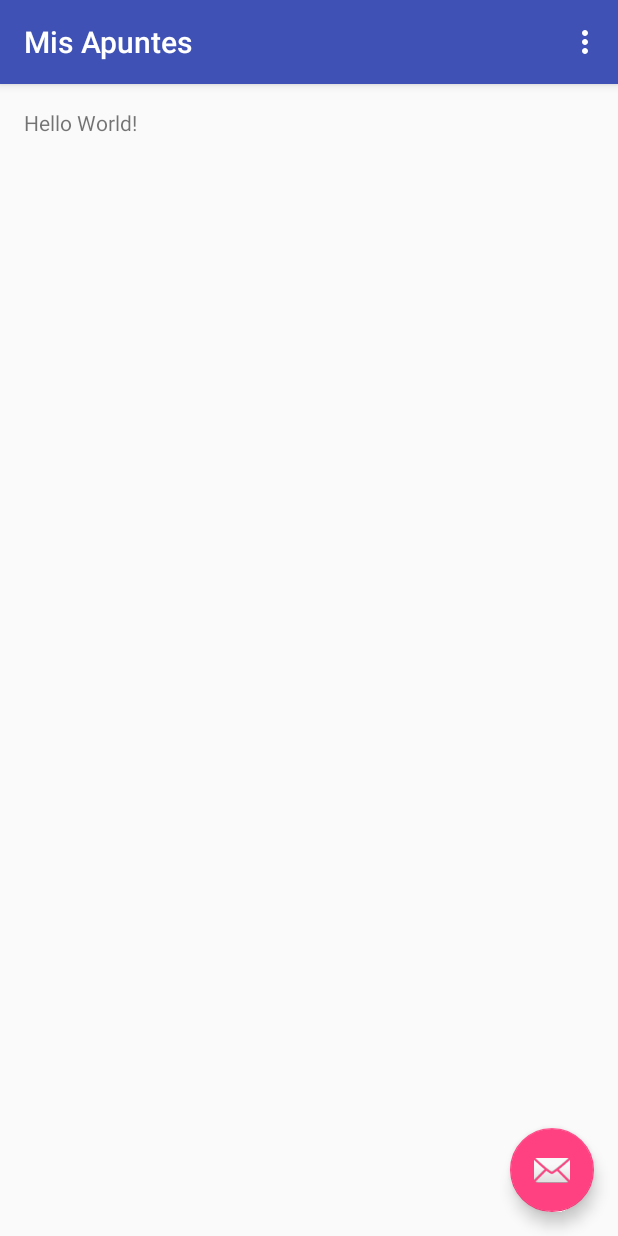
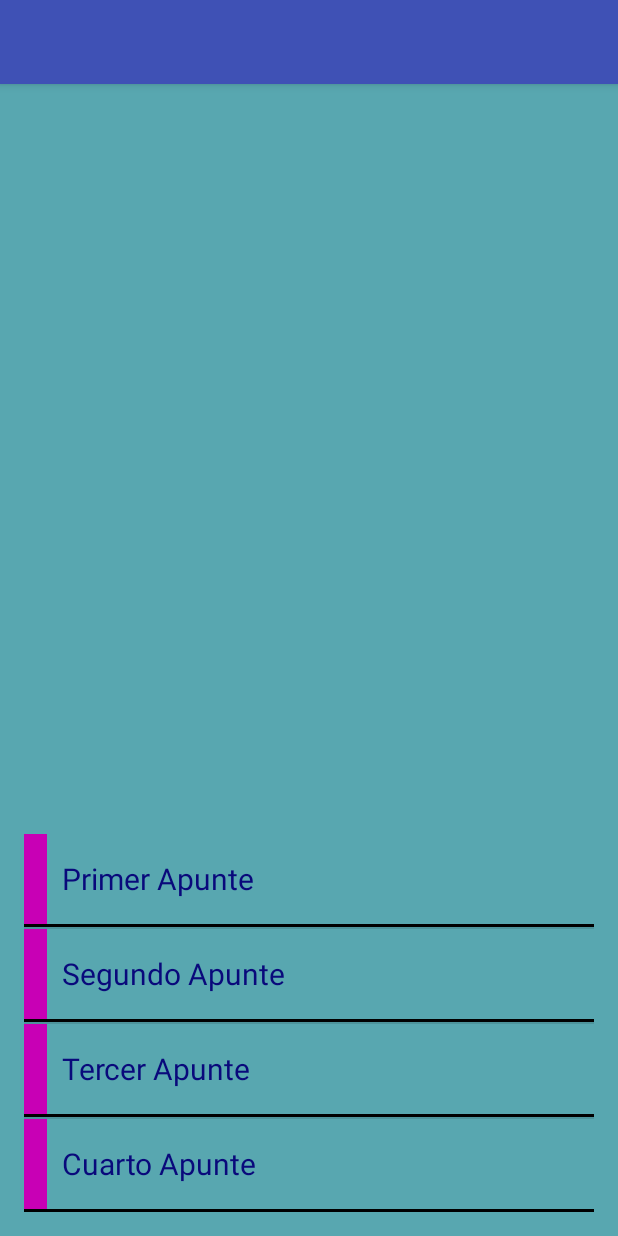
Before and after one commit to Diegobalay1/MisApuntes, an Android app: the screen it shows after launch (ApuntesActivity), on a phone screen of 412 x 824 dp. Run offline under Robolectric (Android 15) with nearby library versions, the phone set to English and light mode, and no system bars.

Commit message:
Añadido un ListView con colores personalizados, aunque esto cambiará...

```diff
--- a/app/src/main/java/es/diego3l/misapuntes/ApuntesActivity.java
+++ b/app/src/main/java/es/diego3l/misapuntes/ApuntesActivity.java
@@ -8,24 +8,27 @@ import android.support.v7.widget.Toolbar;
 import android.view.View;
 import android.view.Menu;
 import android.view.MenuItem;
+import android.widget.ArrayAdapter;
+import android.widget.ListView;
 
 public class ApuntesActivity extends AppCompatActivity {
+    private ListView listView;
 
     @Override
     protected void onCreate(Bundle savedInstanceState) {
         super.onCreate(savedInstanceState);
         setContentView(R.layout.activity_apuntes);
-        Toolbar toolbar = (Toolbar) findViewById(R.id.toolbar);
-        setSupportActionBar(toolbar);
 
-        FloatingActionButton fab = (FloatingActionButton) findViewById(R.id.fab);
-        fab.setOnClickListener(new View.OnClickListener() {
-            @Override
-            public void onClick(View view) {
-                Snackbar.make(view, "Replace with your own action", Snackbar.LENGTH_LONG)
-                        .setAction("Action", null).show();
-            }
-        });
+        listView = (ListView) findViewById(R.id.apuntes_list_view);
+        //El arrayAdapter es ahora nuestro controlador
+        //Modelo Vista Controlador (Model, View, Controller)
+        // El Adapter es el controller
+        // La Vista está claro lo que es
+        // Y el array es nuestro Modelo, lo que sería la BBDD SQlite
+        ArrayAdapter<String> arrayAdapter = new ArrayAdapter<String>(this, R.layout.apuntes_row,
+                R.id.row_text, new String[]{"Primer Apunte", "Segundo Apunte", "Tercer Apunte", "Cuarto Apunte"});
+
+        listView.setAdapter(arrayAdapter);
     }
 
     @Override
--- a/app/src/main/res/layout/activity_apuntes.xml
+++ b/app/src/main/res/layout/activity_apuntes.xml
@@ -24,12 +24,6 @@
 
     <include layout="@layout/content_apuntes"/>
 
-    <android.support.design.widget.FloatingActionButton
-        android:id="@+id/fab"
-        android:layout_width="wrap_content"
-        android:layout_height="wrap_content"
-        android:layout_gravity="bottom|end"
-        android:layout_margin="@dimen/fab_margin"
-        android:src="@android:drawable/ic_dialog_email"/>
+
 
 </android.support.design.widget.CoordinatorLayout>
--- /dev/null
+++ b/app/src/main/res/layout/apuntes_row.xml
@@ -0,0 +1,48 @@
+<?xml version="1.0" encoding="utf-8"?>
+<LinearLayout xmlns:android="http://schemas.android.com/apk/res/android"
+              android:layout_width="match_parent"
+              android:layout_height="62dp"
+              android:orientation="vertical"
+              android:background="@color/azul_claro">
+
+    <LinearLayout
+        android:orientation="horizontal"
+        android:layout_width="match_parent"
+        android:layout_height="60dp">
+
+        <view
+            android:id="@+id/row_tab"
+            class="android.view.View"
+            android:layout_width="15dp"
+            android:layout_height="match_parent"
+            android:background="@color/rosa"/>
+
+        <TextView
+            android:id="@+id/row_text"
+            android:layout_width="match_parent"
+            android:layout_height="60dp"
+            android:textAppearance="?android:attr/textAppearanceLarge"
+            android:text="@string/apuntes_text"
+            android:textSize="20sp"
+            android:gravity="center_vertical"
+            android:background="@color/azul_claro"
+            android:padding="10dp"
+            android:textColor="@color/azul_oscuro"
+            android:ellipsize="end"
+            android:maxLines="1"/>
+
+    </LinearLayout>
+
+    <view
+        class="android.view.View"
+        android:layout_width="match_parent"
+        android:layout_height="2dp"
+        android:background="#000"/>
+
+    <view
+        class="android.view.View"
+        android:layout_width="match_parent"
+        android:layout_height="1dp"
+        android:background="#333"/>
+
+</LinearLayout>
--- a/app/src/main/res/layout/content_apuntes.xml
+++ b/app/src/main/res/layout/content_apuntes.xml
@@ -5,6 +5,7 @@
     xmlns:tools="http://schemas.android.com/tools"
     android:layout_width="match_parent"
     android:layout_height="match_parent"
+    android:background="@color/azul_claro"
     android:paddingBottom="@dimen/activity_vertical_margin"
     android:paddingLeft="@dimen/activity_horizontal_margin"
     android:paddingRight="@dimen/activity_horizontal_margin"
@@ -13,8 +14,11 @@
     tools:context="es.diego3l.misapuntes.ApuntesActivity"
     tools:showIn="@layout/activity_apuntes">
 
-    <TextView
-        android:layout_width="wrap_content"
+    <ListView
+        android:layout_width="match_parent"
         android:layout_height="wrap_content"
-        android:text="Hello World!"/>
+        android:id="@+id/apuntes_list_view"
+        tools:listitem="@layout/apuntes_row"
+        android:layout_alignParentBottom="true"
+        android:layout_alignParentEnd="true"/>
 </RelativeLayout>
--- a/app/src/main/res/values/colors.xml
+++ b/app/src/main/res/values/colors.xml
@@ -3,4 +3,7 @@
     <color name="colorPrimary">#3F51B5</color>
     <color name="colorPrimaryDark">#303F9F</color>
     <color name="colorAccent">#FF4081</color>
+    <color name="azul_claro">#58A7B0</color>
+    <color name="rosa">#C800B5</color>
+    <color name="azul_oscuro">#09097B</color>
 </resources>
--- a/app/src/main/res/values/strings.xml
+++ b/app/src/main/res/values/strings.xml
@@ -1,4 +1,5 @@
 <resources>
     <string name="app_name">Mis Apuntes</string>
     <string name="action_settings">Settings</string>
+    <string name="apuntes_text">Apuntes Text</string>
 </resources>
```
